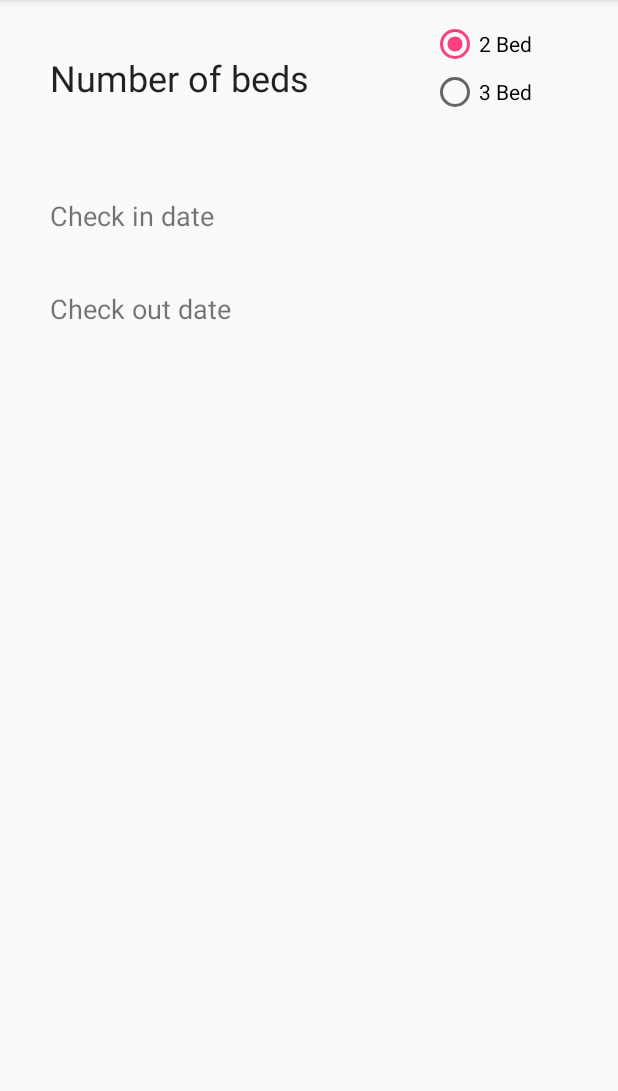
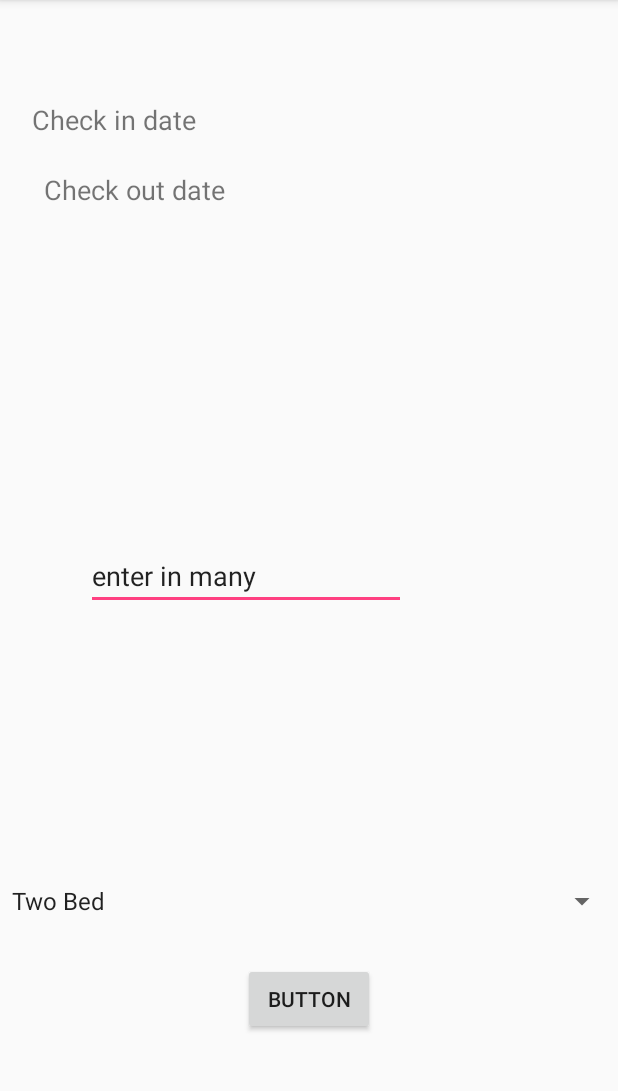
Before and after one commit to leannemcn/MaryportHolidayPark, an Android app: the BookingPage screen opened directly, with no data from a screen before it, on a phone screen of 412 x 824 dp, the part 84-1175 px from its top. Run offline under Robolectric (Android 15) with nearby library versions, the phone set to English and light mode, and no system bars; our stand-ins replace Firebase (no records; nobody signed in at launch, a user with empty details on screens opened directly).

Commit message:
Getting users "create booking" details to save to Firebase

```diff
--- a/app/build.gradle
+++ b/app/build.gradle
@@ -23,8 +23,11 @@ dependencies {
     //noinspection GradleCompatible
     implementation 'com.android.support:appcompat-v7:28.0.0'
     implementation 'com.android.support.constraint:constraint-layout:1.1.3'
+
     implementation 'com.google.firebase:firebase-core:16.0.4'
     implementation 'com.google.firebase:firebase-auth:16.0.5'
+    implementation 'com.google.firebase:firebase-database:16.0.1'
+
     testImplementation 'junit:junit:4.12'
     androidTestImplementation 'com.android.support.test:runner:1.0.2'
     androidTestImplementation 'com.android.support.test.espresso:espresso-core:3.0.2'
--- a/app/src/main/java/com/example/b00682737/maryportholidaypark/BookingPage.java
+++ b/app/src/main/java/com/example/b00682737/maryportholidaypark/BookingPage.java
@@ -5,12 +5,22 @@ import android.graphics.Color;
 import android.graphics.drawable.ColorDrawable;
 import android.support.v7.app.AppCompatActivity;
 import android.os.Bundle;
+import android.text.TextUtils;
 import android.util.Log;
 import android.view.View;
+import android.widget.Button;
 import android.widget.DatePicker;
+import android.widget.EditText;
 import android.widget.RadioButton;
 import android.widget.RadioGroup;
+import android.widget.Spinner;
 import android.widget.TextView;
+import android.widget.Toast;
+
+import com.google.firebase.auth.FirebaseAuth;
+import com.google.firebase.auth.FirebaseUser;
+import com.google.firebase.database.DatabaseReference;
+import com.google.firebase.database.FirebaseDatabase;
 
 import java.util.Calendar;
 
@@ -21,6 +31,20 @@ public class BookingPage extends AppCompatActivity {
     private DatePickerDialog.OnDateSetListener mDateSetListener, mDateSetListener2;
     private TextView mDisplayDate2;
 
+    EditText editTextName;
+    Button createBookingg;
+    Spinner spinnerSpin;
+
+    DatabaseReference databaseCaravan;
+
+    //testing below
+   // private FirebaseAuth firebaseAuth3;
+  //  private DatabaseReference databaseReference;
+   // private EditText manyBeds;
+   // private Button createBooking;
+
+
+
 
     @Override
     protected void onCreate(Bundle savedInstanceState) {
@@ -28,6 +52,24 @@ public class BookingPage extends AppCompatActivity {
         setContentView(R.layout.activity_booking_page);
         mDisplayDate = (TextView) findViewById(R.id.checkIn);
         mDisplayDate2 = (TextView) findViewById(R.id.checkOut);
+
+        databaseCaravan = FirebaseDatabase.getInstance().getReference("bookings");
+
+        editTextName = (EditText) findViewById(R.id.editTextName);
+        createBookingg = (Button) findViewById(R.id.createBookingg);
+        spinnerSpin = (Spinner) findViewById(R.id.spinnerSpin);
+
+        createBookingg.setOnClickListener(new View.OnClickListener() {
+            @Override
+            public void onClick(View view) {
+                addBedroom();
+
+            }
+        });
+      //  firebaseAuth3 = FirebaseAuth.getInstance();
+      // databaseReference = FirebaseDatabase.getInstance().getReference();
+      //  manyBeds = (EditText)findViewById(R.id.manyBeds);
+      //  createBooking = (Button)findViewById(R.id.createBooking);
 
         mDisplayDate.setOnClickListener(new View.OnClickListener(){
             @Override
@@ -82,8 +124,38 @@ public class BookingPage extends AppCompatActivity {
             }
 
         };
+      //  private void saveUserInformation(){
+          //  String manyBeds = manyBeds.getText().toString().trim();
+
+          //  UserInformation userInformation = new UserInformation(manyBeds);
+           // FirebaseUser user = firebaseAuth3.getCurrentUser();
+           // databaseReference.child(user.getUid()).setValue(userInformation);
+           // Toast.makeText(this, "information saved..", Toast.LENGTH_LONG).show();
+
+    }
+   // if(view == createBooking){
+        //    saveUserInformation();
+  //  }
+
+    private void addBedroom(){
+        String name = editTextName.getText().toString().trim();
+        String caravan = spinnerSpin.getSelectedItem().toString();
+
+        if(!TextUtils.isEmpty(name)){
+           String id = databaseCaravan.push().getKey(); //to create a unique string inside bookings
+
+            Caravan caravan1 = new Caravan(id, name, caravan);
+            databaseCaravan.child(id).setValue(caravan1);
+
+            Toast.makeText(this, "Booking added", Toast.LENGTH_LONG).show();
+
+
+        }else{
+            Toast.makeText(this, "you should enter a name", Toast.LENGTH_LONG).show();
+        }
+    }
 
     }
 
 
-}
+//}
--- a/app/src/main/res/layout/activity_booking_page.xml
+++ b/app/src/main/res/layout/activity_booking_page.xml
@@ -6,49 +6,24 @@
     android:layout_height="match_parent"
     tools:context=".BookingPage">
 
-    <RadioGroup
-        android:id="@+id/radioGroup"
-        android:layout_width="wrap_content"
+    <Spinner
+        android:id="@+id/spinnerSpin"
+        android:layout_width="match_parent"
         android:layout_height="wrap_content"
-        android:layout_alignParentEnd="true"
-        android:layout_alignParentTop="true"
-        android:layout_marginEnd="57dp"
-        android:layout_marginTop="13dp">
+        android:layout_alignParentBottom="true"
+        android:layout_alignParentStart="true"
+        android:layout_marginBottom="155dp"
+        android:entries="@array/bedroom" />
 
-        <RadioButton
-            android:id="@+id/radio_twobed"
-            android:layout_width="wrap_content"
-            android:layout_height="wrap_content"
-            android:checked="true"
-            android:text="@string/radio_twoBed" />
-
-        <RadioButton
-            android:id="@+id/radio_threebed"
-            android:layout_width="wrap_content"
-            android:layout_height="wrap_content"
-            android:text="@string/radio_threeBed" />
-
-    </RadioGroup>
-
-    <TextView
-        android:id="@+id/textView2"
-        android:layout_width="182dp"
-        android:layout_height="49dp"
-        android:layout_alignParentStart="true"
-        android:layout_alignParentTop="true"
-        android:layout_marginStart="33dp"
-        android:layout_marginTop="35dp"
-        android:text="Number of beds"
-        android:textAppearance="@style/TextAppearance.AppCompat"
-        android:textSize="24sp" />
 
     <TextView
         android:id="@+id/checkIn"
         android:layout_width="wrap_content"
         android:layout_height="wrap_content"
+        android:layout_alignParentStart="true"
         android:layout_alignParentTop="true"
-        android:layout_alignStart="@+id/textView2"
-        android:layout_marginTop="131dp"
+        android:layout_marginStart="21dp"
+        android:layout_marginTop="67dp"
         android:text="Check in date"
         android:textSize="18sp" />
 
@@ -56,11 +31,32 @@
         android:id="@+id/checkOut"
         android:layout_width="wrap_content"
         android:layout_height="wrap_content"
+        android:layout_alignParentStart="true"
         android:layout_alignParentTop="true"
-        android:layout_alignStart="@+id/textView2"
-        android:layout_marginTop="193dp"
+        android:layout_marginStart="29dp"
+        android:layout_marginTop="114dp"
         android:text="Check out date"
         android:textSize="18sp"
         tools:text="Check out date" />
 
+    <EditText
+        android:id="@+id/editTextName"
+        android:layout_width="wrap_content"
+        android:layout_height="wrap_content"
+        android:layout_alignParentStart="true"
+        android:layout_centerVertical="true"
+        android:layout_marginStart="57dp"
+        android:ems="10"
+        android:inputType="textPersonName"
+        android:text="enter in many" />
+
+    <Button
+        android:id="@+id/createBookingg"
+        android:layout_width="wrap_content"
+        android:layout_height="wrap_content"
+        android:layout_alignParentBottom="true"
+        android:layout_centerHorizontal="true"
+        android:layout_marginBottom="78dp"
+        android:text="Button" />
+
 </RelativeLayout>
--- a/app/src/main/res/values/strings.xml
+++ b/app/src/main/res/values/strings.xml
@@ -1,5 +1,8 @@
 <resources>
     <string name="app_name">Maryport Holiday Park</string>
-    <string name="radio_twoBed">2 Bed</string>
-    <string name="radio_threeBed">3 Bed</string>
+
+    <array name = "bedroom">
+        <item>Two Bed</item>
+        <item>Three Bed</item>
+    </array>
 </resources>
```
Also changed, not shown: app/src/main/java/com/example/b00682737/maryportholidaypark/Caravan.java (added, +30 -0 lines), app/src/main/java/com/example/b00682737/maryportholidaypark/UserInformation.java (added, +14 -0 lines), 1 other file.
